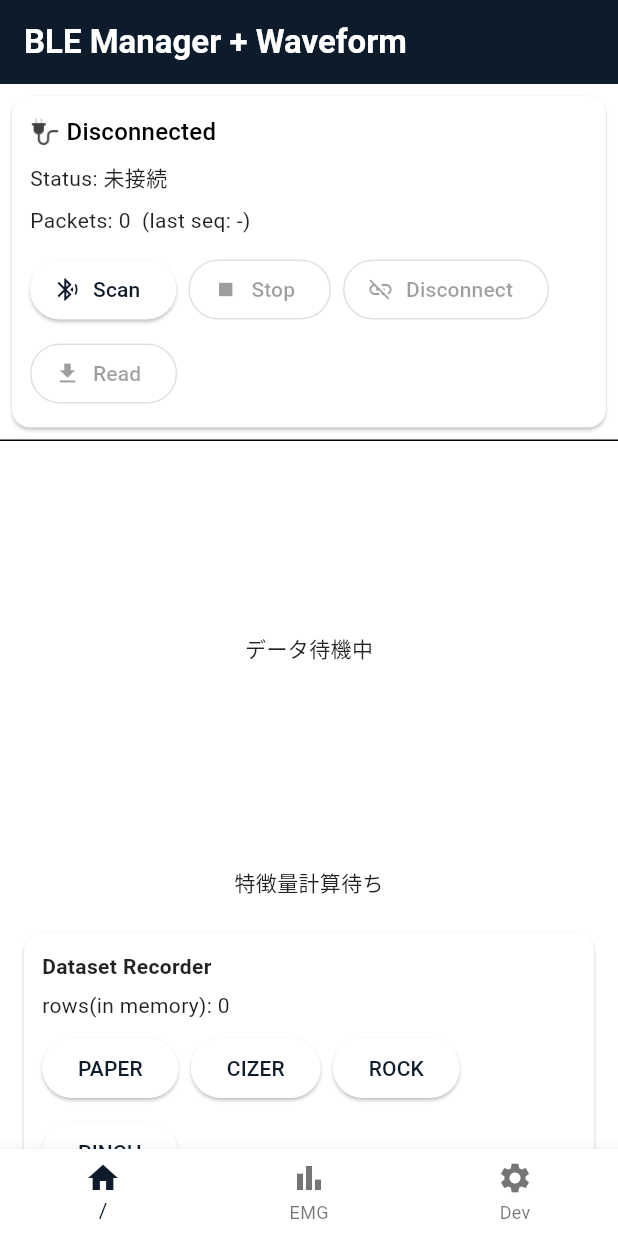
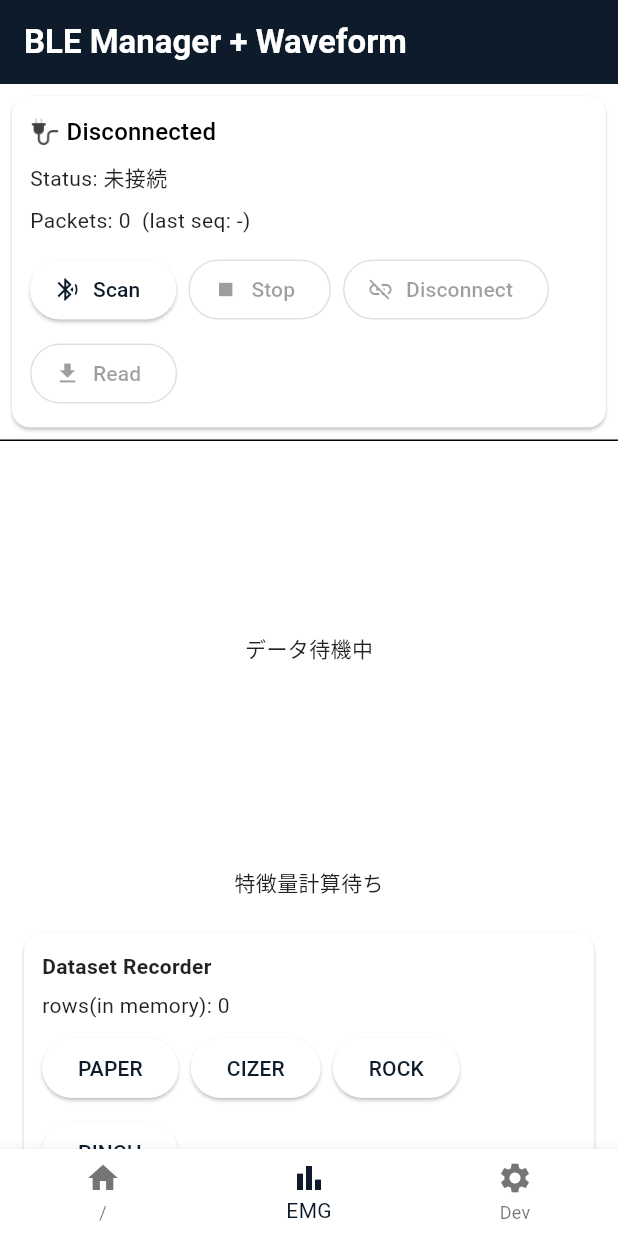
Before and after one commit to sotta-tis/emg-mobile-analyzer, a Flutter app: the screen it shows after launch, item 2 of the bottom bar chosen, on a phone screen of 412 x 824 dp. Run offline on Flutter 3.47's test engine with Material 3 defaults, Android fonts, the phone set to English and light mode, and no system bars; our stand-ins replace fl_chart, flutter_blue_plus, flutter_riverpod, go_router, share_plus; missing offline and left inert: dart:ffi.

Commit message:
:hammer: forcusがちゃんとできてなかったので修正

```diff
--- a/lib/shells/template_shell.dart
+++ b/lib/shells/template_shell.dart
@@ -14,7 +14,9 @@ class TemplateShell extends StatelessWidget {
   @override
   Widget build(BuildContext context) {
     int index = 0;
-    if (currentPath.startsWith('/search')) index = 1;
+    if (currentPath.startsWith('/')) index = 0;
+    if (currentPath.startsWith('/emg')) index = 1;
+    if (currentPath.startsWith('/dev')) index = 2;
 
     return Scaffold(
       body: child,
```
